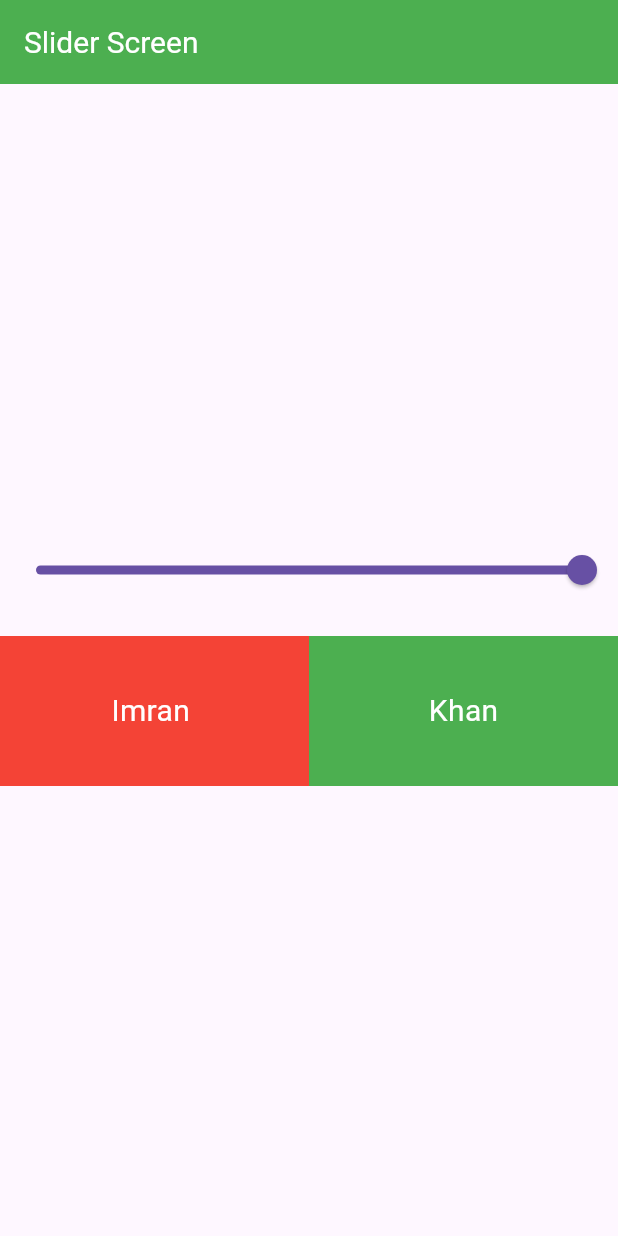
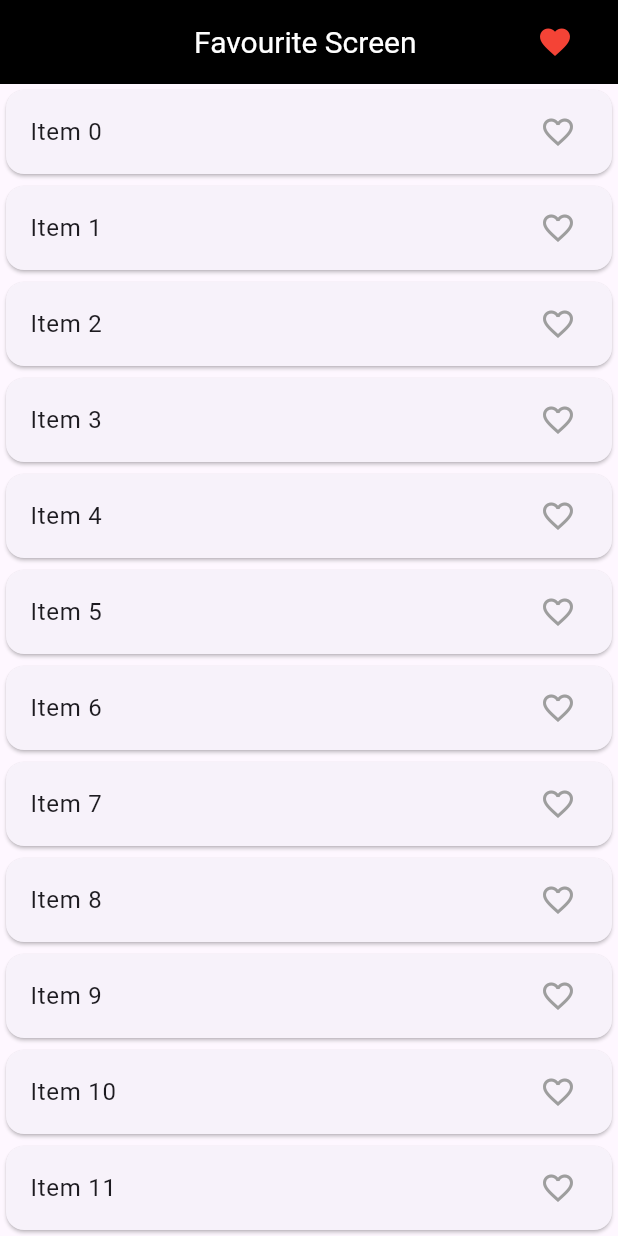
Before and after one commit to WajahatOrkz/provider_state, a Flutter app: the screen it shows after launch, on a phone screen of 412 x 824 dp. Run offline on Flutter 3.47's test engine with Material 3 defaults, Android fonts, the phone set to English and light mode, and no system bars.

Commit message:
Add FavouriteProvider and FavouriteScreen for item selection management

```diff
--- a/lib/main.dart
+++ b/lib/main.dart
@@ -1,8 +1,10 @@
 import 'package:flutter/material.dart';
 import 'package:provider_state/provider/count_provider.dart';
+import 'package:provider_state/provider/favourite_provider.dart';
 import 'package:provider_state/provider/slider_provider.dart';
 import 'package:provider_state/screens/count_example.dart';
 import 'package:provider/provider.dart';
+import 'package:provider_state/screens/favourite_screen.dart';
 import 'package:provider_state/screens/slider_screen.dart';
 
 void main() {
@@ -18,11 +20,12 @@ class MyApp extends StatelessWidget {
       providers: [
         ChangeNotifierProvider(create: (_) => CountProvider()),
         ChangeNotifierProvider(create: (_) => SliderProvider()),
+        ChangeNotifierProvider(create: (_) => FavouriteProvider()),
       ],
 
       child: MaterialApp(
         debugShowCheckedModeBanner: false,
-        home: SliderScreen(),
+        home: FavouriteScreen(),
       ),
     );
   }
--- /dev/null
+++ b/lib/provider/favourite_provider.dart
@@ -0,0 +1,15 @@
+import 'package:flutter/foundation.dart';
+class FavouriteProvider with ChangeNotifier {
+
+  List<int> _selectedItems = [];
+  List<int> get selectedItems => _selectedItems;
+
+  void toggleItem(int itemId) {
+    if (_selectedItems.contains(itemId)) {
+      _selectedItems.remove(itemId);
+    } else {
+      _selectedItems.add(itemId);
+    }
+    notifyListeners();
+  }
+}
--- /dev/null
+++ b/lib/screens/favourite_screen.dart
@@ -0,0 +1,76 @@
+import 'package:flutter/material.dart';
+import 'package:provider/provider.dart';
+import 'package:provider_state/provider/favourite_provider.dart';
+import 'package:provider_state/screens/selected_favourite.dart';
+
+class FavouriteScreen extends StatefulWidget {
+  const FavouriteScreen({super.key});
+
+  @override
+  State<FavouriteScreen> createState() => _FavouriteScreenState();
+}
+
+class _FavouriteScreenState extends State<FavouriteScreen> {
+  @override
+  Widget build(BuildContext context) {
+    return Scaffold(
+      appBar: AppBar(
+        title: Text("Favourite Screen "),
+        titleTextStyle: TextStyle(fontSize: 20, color: Colors.white),
+        centerTitle: true,
+        backgroundColor: Colors.black,
+        actions: [
+          InkWell(
+            onTap: () {
+              Navigator.push(
+                context,
+                MaterialPageRoute(builder: (context) => SelectedFavourite()),
+              );
+            },
+            child: Icon(Icons.favorite, color: Colors.red),
+          ),
+          SizedBox(width: 30),
+        ],
+      ),
+      body: Column(
+        children: [
+          Expanded(
+            child: ListView.builder(
+              itemCount: 40,
+              itemBuilder: (context, index) {
+                return Card(
+                  child: Consumer(
+                    builder: (context, value, child) {
+                      return ListTile(
+                        onTap: () {
+                          Provider.of<FavouriteProvider>(
+                            context,
+                            listen: false,
+                          ).toggleItem(index);
+                        },
+                        title: Text("Item $index"),
+                        trailing: Icon(
+                          Provider.of<FavouriteProvider>(
+                                context,
+                              ).selectedItems.contains(index)
+                              ? Icons.favorite
+                              : Icons.favorite_border,
+                          color:
+                              Provider.of<FavouriteProvider>(
+                                    context,
+                                  ).selectedItems.contains(index)
+                                  ? Colors.red
+                                  : Colors.grey,
+                        ),
+                      );
+                    },
+                  ),
+                );
+              },
+            ),
+          ),
+        ],
+      ),
+    );
+  }
+}
```
Also changed, not shown: lib/screens/selected_favourite.dart (added, +63 -0 lines).
